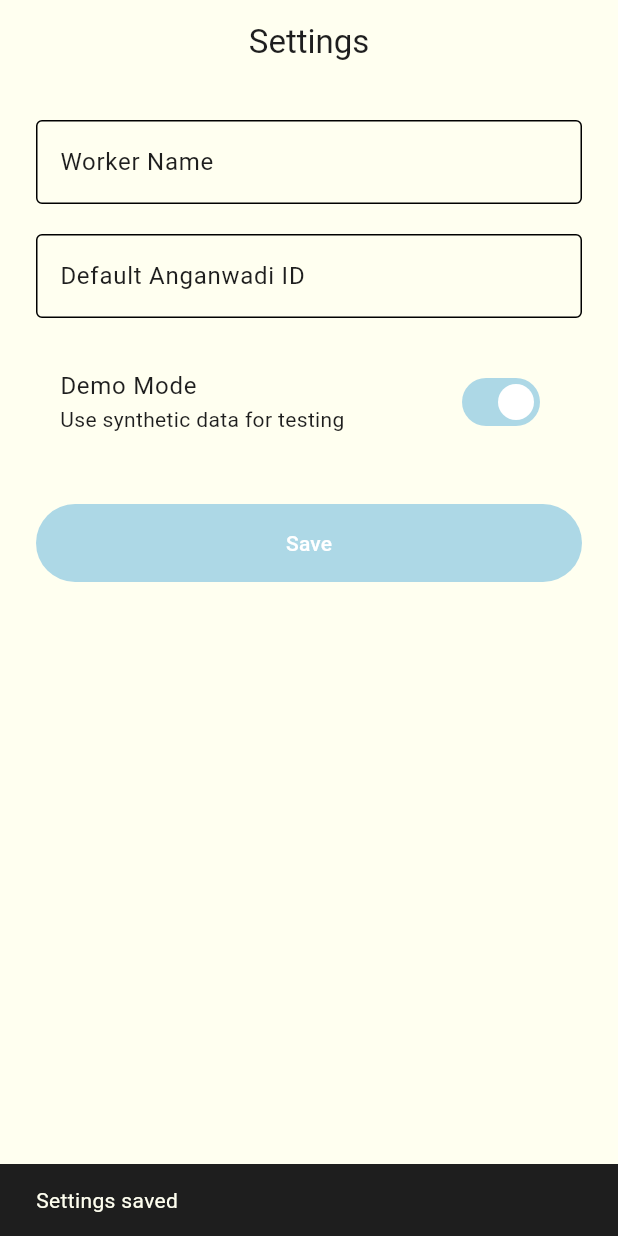
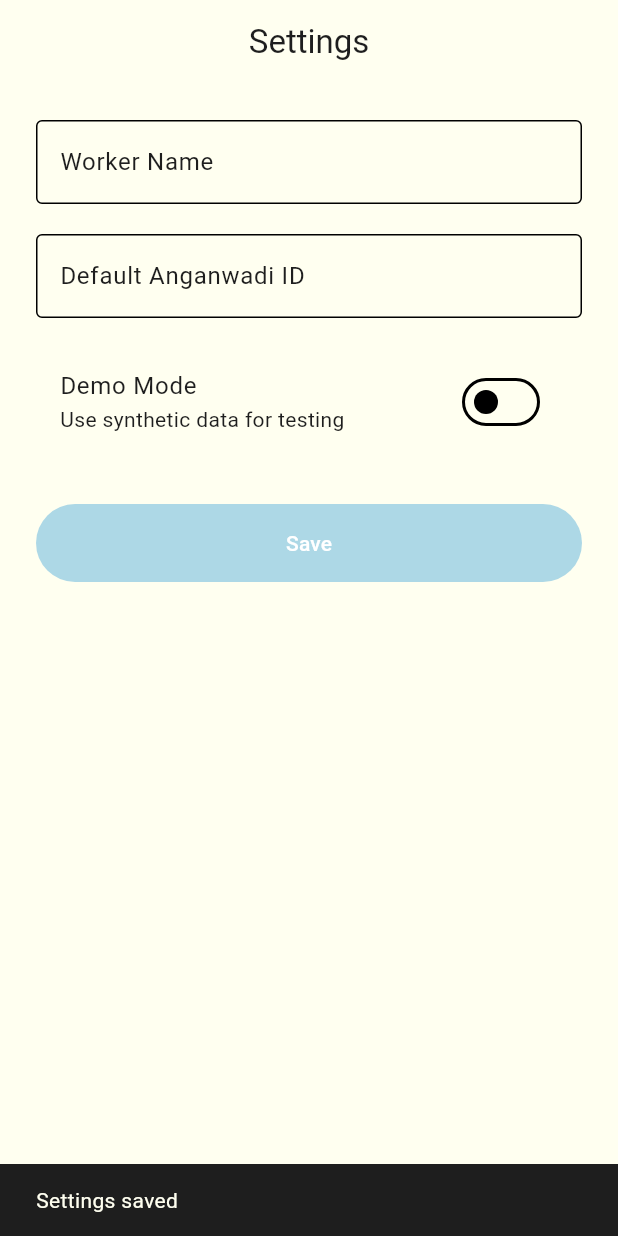
Before and after one commit to mathew1046/MozhiMuthal, a Flutter app: the SettingsScreen screen opened by its route, after a tap on "Save", on a phone screen of 412 x 824 dp. Run offline on Flutter 3.47's test engine with Material 3 defaults, Android fonts, the phone set to English and light mode, and no system bars; our stand-ins replace flutter_riverpod, go_router, just_audio, pdf, shared_preferences, sqflite and 1 more; accounts and stored records are empty.

Commit message:
feat: wire native recording in UI, default to live mode, add screening disclaimer

```diff
--- a/lib/presentation/screens/processing/processing_screen.dart
+++ b/lib/presentation/screens/processing/processing_screen.dart
@@ -46,7 +46,6 @@ class _ProcessingScreenState extends ConsumerState<ProcessingScreen>
       setState(() => _phase = i);
     }
 
-    // Run mock pipeline
     final rawResult = await AudioPipelineService.runPipeline(
       childAgeMonths: ageMonths,
     );
--- a/lib/presentation/screens/result/result_screen.dart
+++ b/lib/presentation/screens/result/result_screen.dart
@@ -62,6 +62,12 @@ class ResultScreen extends ConsumerWidget {
                   ),
                 ],
               ),
+            ),
+            const SizedBox(height: 8),
+            const Text(
+              'Screening signal only — not a diagnosis. Discuss concerns with a clinician/DEIC.',
+              textAlign: TextAlign.center,
+              style: TextStyle(fontSize: 12),
             ),
             const SizedBox(height: 28),
 
--- a/lib/presentation/screens/settings/settings_screen.dart
+++ b/lib/presentation/screens/settings/settings_screen.dart
@@ -13,7 +13,7 @@ class SettingsScreen extends StatefulWidget {
 class _SettingsScreenState extends State<SettingsScreen> {
   final _nameController = TextEditingController();
   final _anganwadiController = TextEditingController();
-  bool _demoMode = true;
+  bool _demoMode = false;
   bool _loaded = false;
 
   @override
@@ -26,8 +26,8 @@ class _SettingsScreenState extends State<SettingsScreen> {
     final prefs = await SharedPreferences.getInstance();
     _nameController.text = prefs.getString('worker_name') ?? '';
     _anganwadiController.text = prefs.getString('default_anganwadi') ?? '';
-    _demoMode = prefs.getBool('demo_mode') ?? true;
-    AudioPipelineService.useMock = _demoMode;
+    _demoMode = prefs.getBool('demo_mode') ?? false;
+    AudioPipelineService.mode = _demoMode ? AudioPipelineMode.demo : AudioPipelineMode.live;
     if (!mounted) return;
     setState(() => _loaded = true);
   }
@@ -38,7 +38,7 @@ class _SettingsScreenState extends State<SettingsScreen> {
     await prefs.setString(
         'default_anganwadi', _anganwadiController.text.trim());
     await prefs.setBool('demo_mode', _demoMode);
-    AudioPipelineService.useMock = _demoMode;
+    AudioPipelineService.mode = _demoMode ? AudioPipelineMode.demo : AudioPipelineMode.live;
 
     if (mounted) {
       ScaffoldMessenger.of(context).showSnackBar(
```
Also changed, not shown: lib/presentation/screens/elicitation/elicitation_screen.dart (+22 -11 lines).
